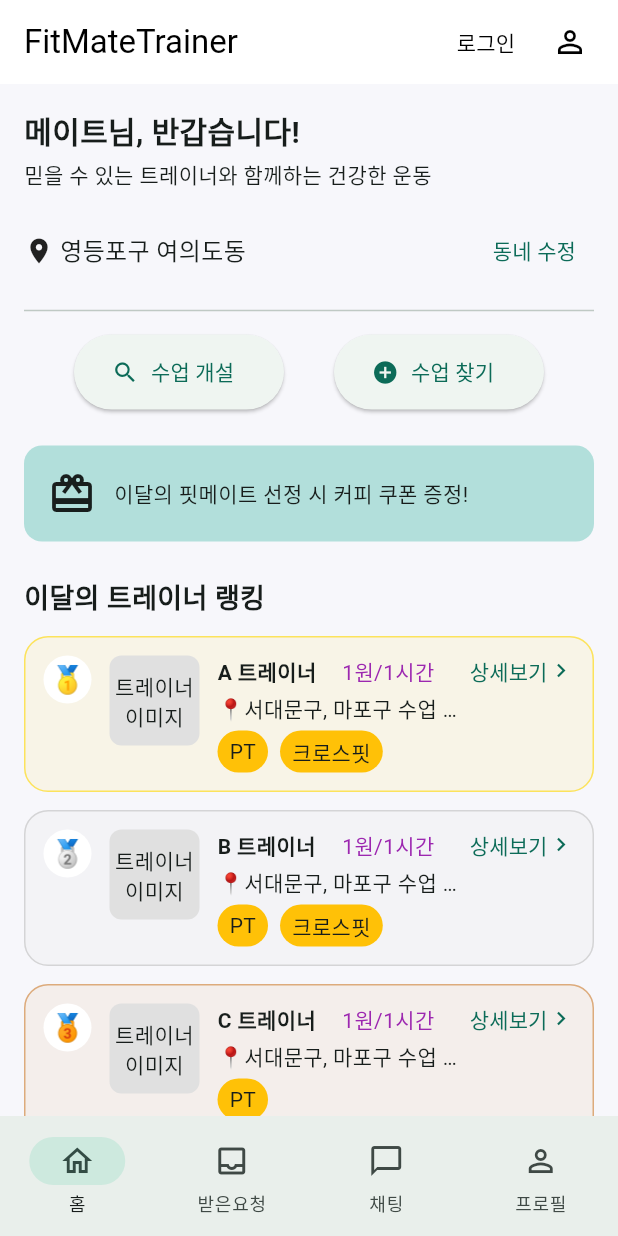
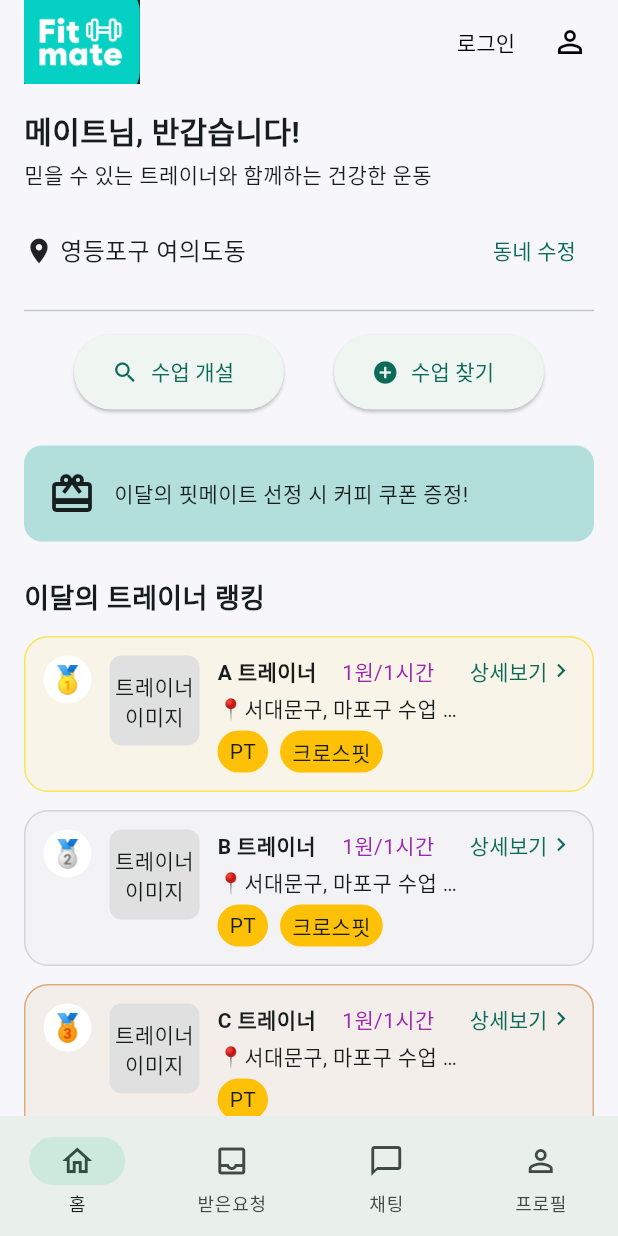
Before and after one commit to Fitmate-train/Frontend_Trainers, a Flutter app: the screen it shows after launch, on a phone screen of 412 x 824 dp. Run offline on Flutter 3.47's test engine with Material 3 defaults, Android fonts, the phone set to English and light mode, and no system bars; our stand-ins replace carousel_slider, shared_preferences; missing offline and left inert: kakao_flutter_sdk_common, kakao_flutter_sdk_user.

Commit message:
topNav 제작

```diff
--- a/lib/widgets/TopNav.dart
+++ b/lib/widgets/TopNav.dart
@@ -1,3 +1,4 @@
+// lib/widgets/TopNav.dart
 import 'package:flutter/material.dart';
 
 class TopNav extends StatelessWidget implements PreferredSizeWidget {
@@ -6,26 +7,65 @@ class TopNav extends StatelessWidget implements PreferredSizeWidget {
   final VoidCallback? onLogoutPressed;
   final VoidCallback? onProfilePressed;
 
+  /// 스크롤 감지용 컨트롤러 (권장)
+  final ScrollController? scrollController;
+
+  /// 필요 시 강제로 지정할 스크롤 색 (null이면 BottomNav 색 따라감)
+  final Color? scrolledColorOverride;
+
   const TopNav({
     super.key,
     required this.isLoggedIn,
     this.onLoginPressed,
     this.onLogoutPressed,
     this.onProfilePressed,
+    this.scrollController,
+    this.scrolledColorOverride,
   });
 
   @override
   Size get preferredSize => const Size.fromHeight(kToolbarHeight);
 
+  bool _isScrolled(ScrollController? c) =>
+      c != null && c.hasClients && c.offset > 0.5;
+
   @override
   Widget build(BuildContext context) {
+    final ctrl = scrollController ?? PrimaryScrollController.maybeOf(context);
+
+    // ✅ BottomNav( NavigationBar )가 쓰는 배경색을 그대로 사용
+    final bottomNavBg =
+        scrolledColorOverride ??
+        NavigationBarTheme.of(context).backgroundColor ??
+        Theme.of(context).colorScheme.surface;
+
+    Widget buildAppBar(bool scrolled) {
       return AppBar(
+        backgroundColor: scrolled ? bottomNavBg : Colors.transparent,
         elevation: 0,
-      title: const Text(
-        'FitMateTrainer',
-        style: TextStyle(color: Colors.black),
+        scrolledUnderElevation: 0,
+        surfaceTintColor: Colors.transparent,
+        shadowColor: Colors.transparent,
+        foregroundColor: Colors.black,
+        iconTheme: const IconThemeData(color: Colors.black),
+        title: InkWell(
+          onTap: () => Navigator.pushNamed(context, '/'),
+          child: SizedBox(
+            height: 80,
+            child: Image.asset(
+              'assets/logo.jpg',
+              fit: BoxFit.contain,
+              errorBuilder:
+                  (_, __, ___) => const Text(
+                    'Fitmate',
+                    style: TextStyle(
+                      color: Colors.black,
+                      fontWeight: FontWeight.bold,
                     ),
-      iconTheme: const IconThemeData(color: Colors.black),
+                  ),
+            ),
+          ),
+        ),
         actions: [
           TextButton(
             style: TextButton.styleFrom(foregroundColor: Colors.black),
@@ -34,7 +74,6 @@ class TopNav extends StatelessWidget implements PreferredSizeWidget {
               if (isLoggedIn) {
                 onLogoutPressed?.call();
               } else {
-              // 콜백이 있으면 그거 호출, 없으면 기본으로 /login 이동
                 if (onLoginPressed != null) {
                   onLoginPressed!();
                 } else {
@@ -49,11 +88,19 @@ class TopNav extends StatelessWidget implements PreferredSizeWidget {
           IconButton(
             onPressed: onProfilePressed,
             icon: const Icon(Icons.person_outline),
-          color: Colors.black,
             tooltip: '마이페이지',
           ),
           const SizedBox(width: 8),
         ],
       );
     }
+
+    // 컨트롤러 없으면(감지 불가) 항상 투명
+    if (ctrl == null) return buildAppBar(false);
+
+    return AnimatedBuilder(
+      animation: ctrl,
+      builder: (_, __) => buildAppBar(_isScrolled(ctrl)),
+    );
   }
+}
```
Also changed, not shown: assets/logo.jpg (added), 29 other files. Lines whose indentation alone changed are shown as unchanged.
